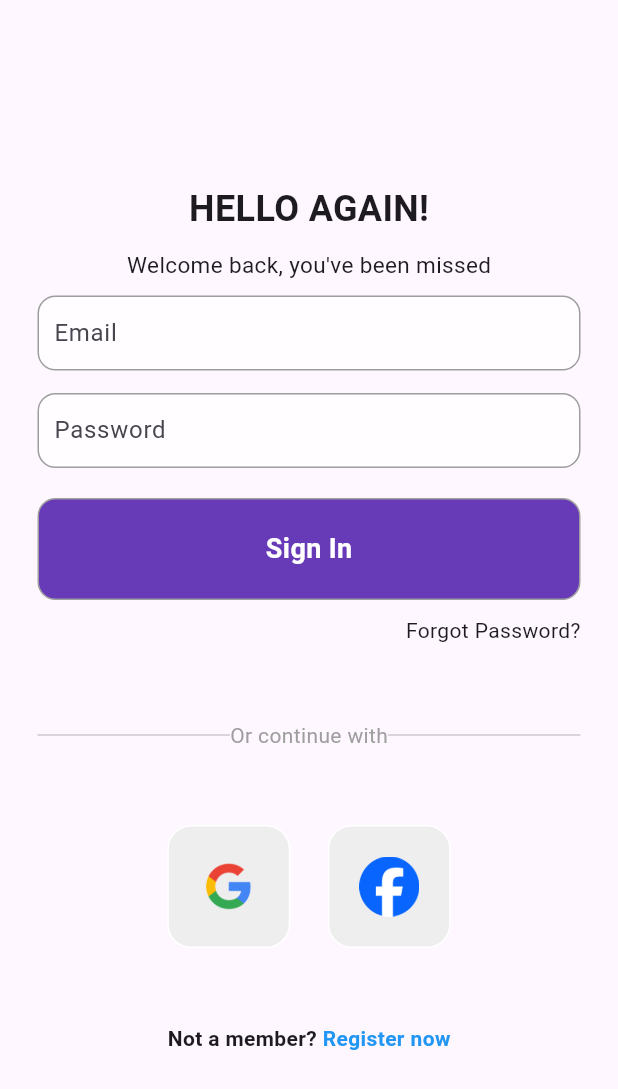
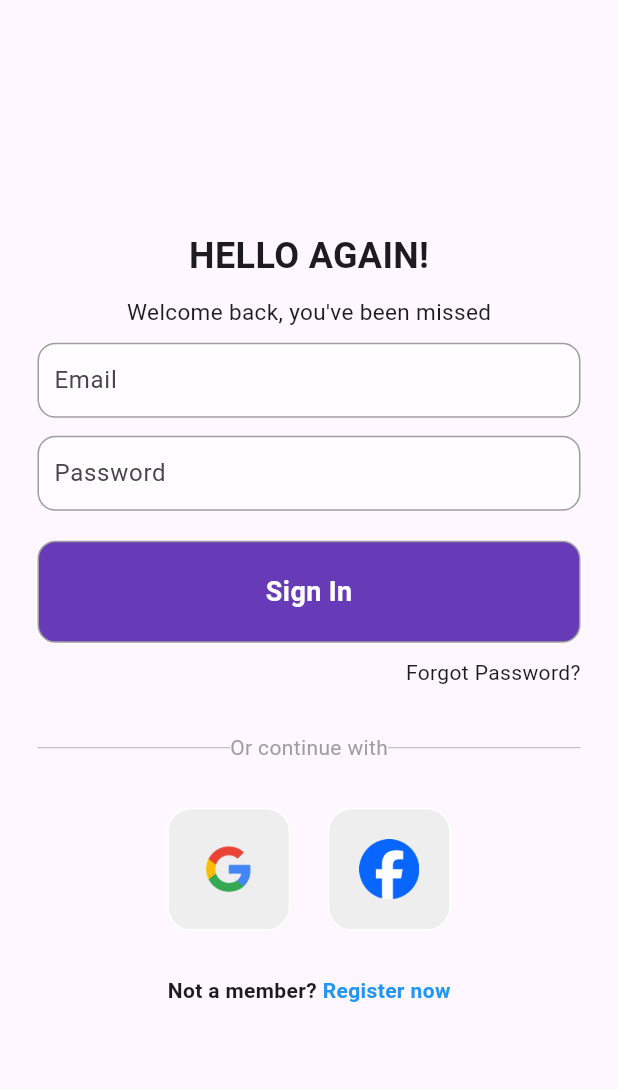
Before and after one commit to xuantruongit32/money-manager, a Flutter app: the screen it shows after launch, on a phone screen of 412 x 824 dp. Shown: the top 1089 px of the screen. Run offline on Flutter 3.47's test engine with Material 3 defaults, Android fonts, the phone set to English and light mode, and no system bars; our stand-ins replace firebase_auth, firebase_core, gap; accounts and stored records are empty.

```diff
--- a/moneymanager/lib/auth/login.dart
+++ b/moneymanager/lib/auth/login.dart
@@ -46,7 +46,7 @@ class _LoginState extends State<Login> {
               hintText: 'Email',
               secure: false,
             ),
-            const Gap(15),
+            const Gap(12),
             AuthTextField(
               controller: passwordController,
               hintText: 'Password',
@@ -64,7 +64,7 @@ class _LoginState extends State<Login> {
                 ],
               ),
             ),
-            const Gap(50),
+            const Gap(30),
             Padding(
               padding: const EdgeInsets.symmetric(horizontal: 25),
               child: Row(
@@ -88,7 +88,7 @@ class _LoginState extends State<Login> {
                 ],
               ),
             ),
-            const Gap(50),
+            const Gap(30),
             Row(
               mainAxisAlignment: MainAxisAlignment.center,
               children: [
@@ -97,7 +97,7 @@ class _LoginState extends State<Login> {
                 AuthSquareTile(imagePath: 'assets/images/facebook.png'),
               ],
             ),
-            const Gap(50),
+            const Gap(30),
             Row(
               mainAxisAlignment: MainAxisAlignment.center,
               children: [
```
